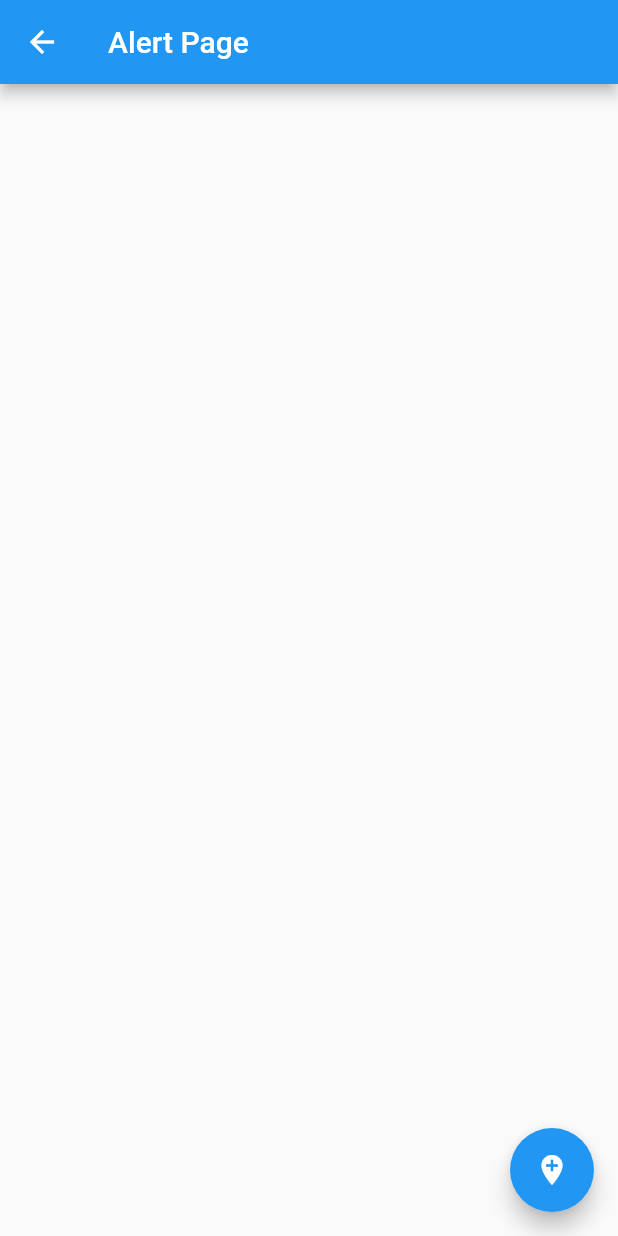
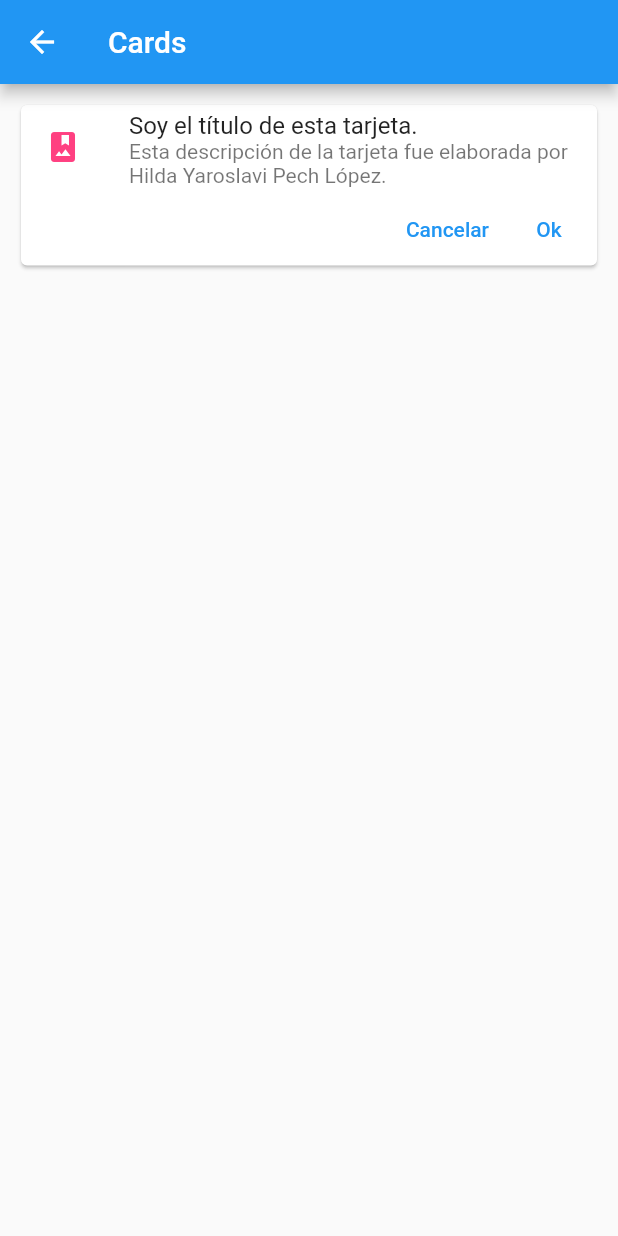
Before and after one commit to HildaPech/F-ComponontesFlutter, a Flutter app: the screen it shows after launch, after a tap on "Cards - Tarjetas", on a phone screen of 412 x 824 dp. Run offline on Flutter 3.47's test engine with Material 2 defaults, Android fonts, the phone set to English and light mode, and no system bars.

Commit message:
video16_Card Widget

```diff
--- /dev/null
+++ b/lib/src/pages/card_page.dart
@@ -0,0 +1,44 @@
+import 'package:flutter/material.dart';
+
+class CardPage extends StatelessWidget {
+  @override
+  Widget build(BuildContext context) {
+    return Scaffold(
+        appBar: AppBar(
+          title: Text('Cards'),
+        ),
+        body: ListView(
+          padding: EdgeInsets.all(10.0),
+          children: <Widget>[
+            _cardTipo1()
+          ],
+        ),
+    );
+  }
+  Widget _cardTipo1(){
+    return Card(
+      child: Column(
+        children: <Widget>[
+          ListTile(
+            leading: Icon(Icons.photo_album, color: Colors.pinkAccent),
+            title: Text('Soy el título de esta tarjeta.'),
+            subtitle: Text('Esta descripción de la tarjeta fue elaborada por Hilda Yaroslavi Pech López.'),
+            ),
+            Row(
+              mainAxisAlignment: MainAxisAlignment.end,
+              children: <Widget>[
+                TextButton(
+                  child: Text('Cancelar'),
+                  onPressed: () {},
+                ),
+                TextButton(
+                  child: Text('Ok'),
+                  onPressed: () {},
+                )
+              ],
+            )
+        ],
+      ),
+    );
+  }
+}
--- a/lib/src/routes/routes.dart
+++ b/lib/src/routes/routes.dart
@@ -1,4 +1,5 @@
 import 'package:flutter/material.dart';
+import 'package:componentes/src/pages/card_page.dart';
 import 'package:componentes/src/pages/alert_page.dart';
 import 'package:componentes/src/pages/avatar_page.dart';
 import 'package:componentes/src/pages/home_page.dart';
@@ -10,6 +11,7 @@ Map<String, WidgetBuilder> getApplicationRoutes(){
     '/'     :(BuildContext context )=>HomePage(),
     'alert' :(BuildContext context )=>AlertPage(),
     'avatar':(BuildContext context )=>AvatarPage(),
+    'card'  :(BuildContext context )=>CardPage(),
 };
 
 }
```
